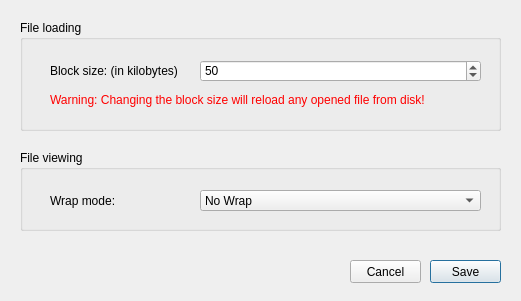
The window that preferencesdialog.ui (imxela/LFEditor) describes before a commit, drawn with Qt 5.
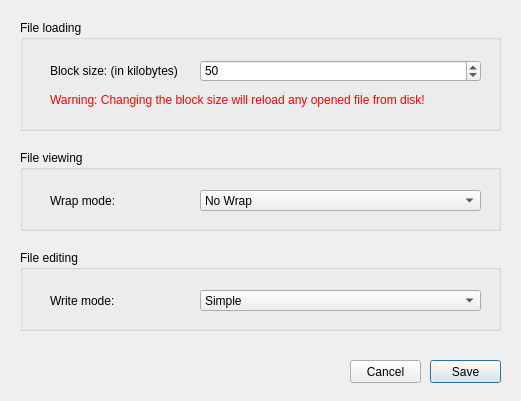
The same window after the commit.

Commit message:
Added simple file saving and improved error handling
I added a very simple and limited way of doing file saving for now. This
saving system is quick but can only overwrite existing data, not
remove. This means that any removed characters will not be removed from
the file on disk, only in memory.

I also improved error handling in worker threads. if an error occurs on
a worker thread, the main thread will be notified, and an error message
will display on the screen.

Patch:
```diff
--- a/preferencesdialog.ui
+++ b/preferencesdialog.ui
@@ -7,7 +7,7 @@
     <x>0</x>
     <y>0</y>
     <width>521</width>
-    <height>301</height>
+    <height>401</height>
    </rect>
   </property>
   <property name="sizePolicy">
@@ -19,13 +19,13 @@
   <property name="minimumSize">
    <size>
     <width>521</width>
-    <height>301</height>
+    <height>401</height>
    </size>
   </property>
   <property name="maximumSize">
    <size>
     <width>521</width>
-    <height>301</height>
+    <height>401</height>
    </size>
   </property>
   <property name="windowTitle">
@@ -96,7 +96,7 @@
    <property name="geometry">
     <rect>
      <x>430</x>
-     <y>260</y>
+     <y>360</y>
      <width>71</width>
      <height>23</height>
     </rect>
@@ -109,7 +109,7 @@
    <property name="geometry">
     <rect>
      <x>350</x>
-     <y>260</y>
+     <y>360</y>
      <width>71</width>
      <height>23</height>
     </rect>
@@ -174,6 +174,52 @@
     </item>
    </widget>
   </widget>
+  <widget class="QGroupBox" name="groupBox_3">
+   <property name="geometry">
+    <rect>
+     <x>20</x>
+     <y>250</y>
+     <width>481</width>
+     <height>81</height>
+    </rect>
+   </property>
+   <property name="title">
+    <string>File editing</string>
+   </property>
+   <widget class="QLabel" name="label_4">
+    <property name="geometry">
+     <rect>
+      <x>30</x>
+      <y>40</y>
+      <width>131</width>
+      <height>21</height>
+     </rect>
+    </property>
+    <property name="text">
+     <string>Write mode:</string>
+    </property>
+   </widget>
+   <widget class="QComboBox" name="writeModeComboBox">
+    <property name="geometry">
+     <rect>
+      <x>180</x>
+      <y>40</y>
+      <width>281</width>
+      <height>21</height>
+     </rect>
+    </property>
+    <item>
+     <property name="text">
+      <string>Simple</string>
+     </property>
+    </item>
+    <item>
+     <property name="text">
+      <string>Complex</string>
+     </property>
+    </item>
+   </widget>
+  </widget>
  </widget>
  <resources/>
  <connections/>
```
The commit also changes 10 other files.
